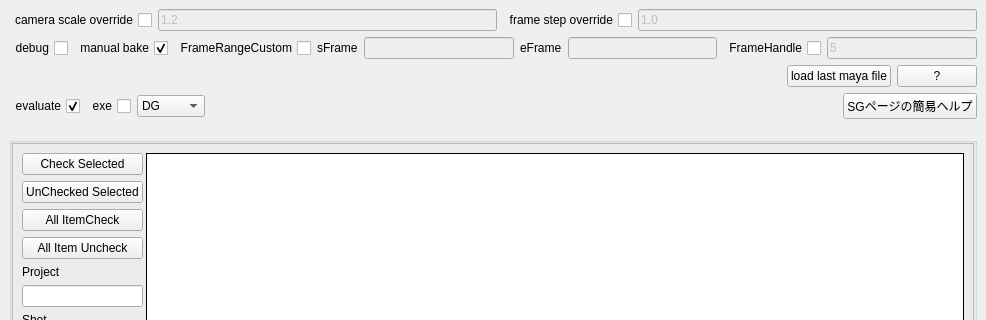
This is pycode/gui/exporter_gui.ui in yocineman/ND_AssetExporter as Qt 5 draws it before an edit; both pictures show x 0 to 986 and y 0 to 320 of the 986 by 866 pixel window. The edited form follows.
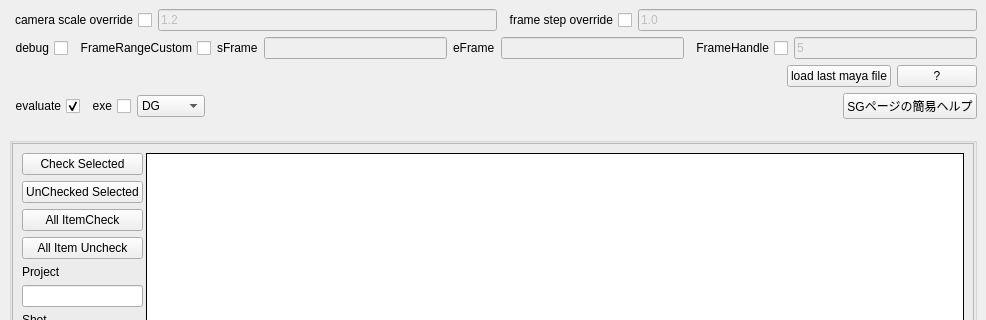
This is the edited form.

Commit message: 10.2.0 pymelの削除とシーに応じてmanual bakeを行うように

Diff of the .ui file:
```diff
--- a/pycode/gui/exporter_gui.ui
+++ b/pycode/gui/exporter_gui.ui
@@ -176,19 +176,6 @@
         </property>
        </widget>
       </item>
-      <item>
-       <widget class="QCheckBox" name="manual_bake_chk">
-        <property name="layoutDirection">
-         <enum>Qt::RightToLeft</enum>
-        </property>
-        <property name="text">
-         <string>manual bake</string>
-        </property>
-        <property name="checked">
-         <bool>true</bool>
-        </property>
-       </widget>
-      </item>
       <item>
        <widget class="QCheckBox" name="custom_frame_range_chk">
         <property name="layoutDirection">
```
The commit also changes 6 other files.
